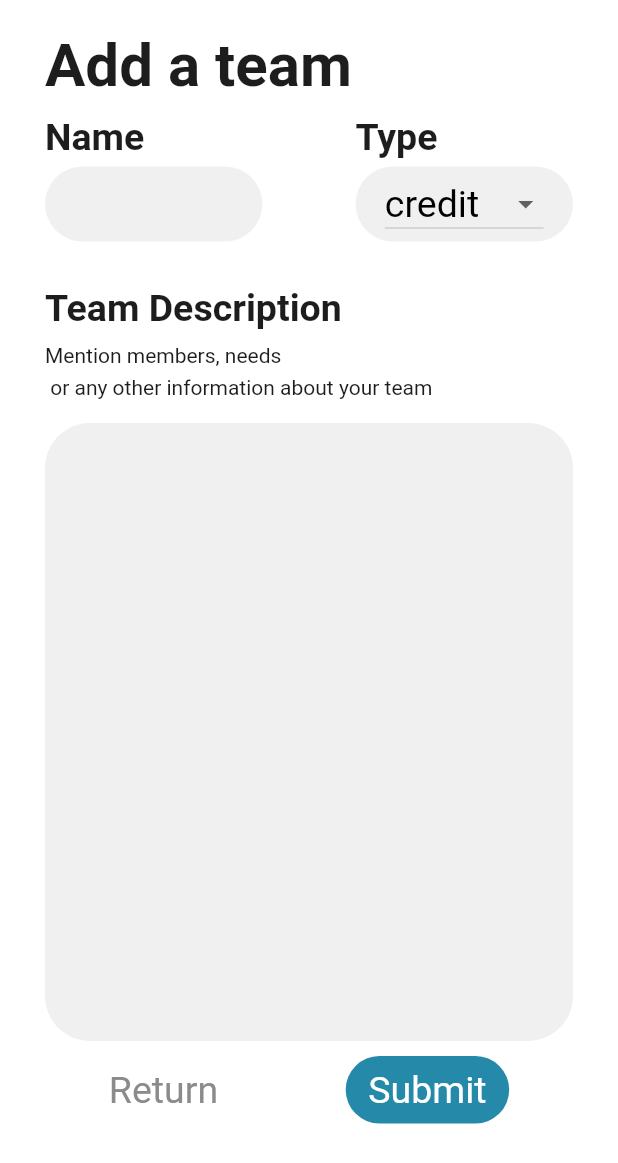
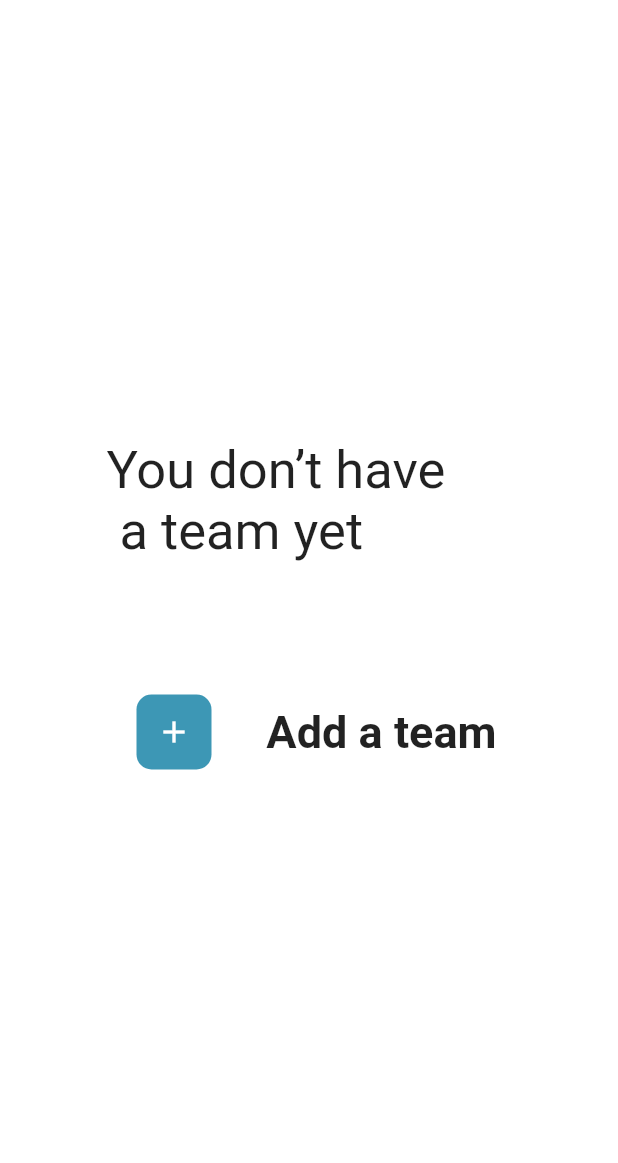
Before and after one commit to EbrahimMShaaban/graduation_app, a Flutter app: the screen it shows after launch, on a phone screen of 412 x 824 dp. Shown: the top 1163 px of the screen. Run offline on Flutter 3.47's test engine with Material 2 defaults, Android fonts, the phone set to English and light mode, and no system bars; our stand-ins replace bloc, dio, flutter_bloc, fluttertoast; accounts and stored records are empty.

Commit message:
bahgat done task

```diff
--- a/lib/layout/home/cubit/team_state.dart
+++ b/lib/layout/home/cubit/team_state.dart
@@ -31,3 +31,14 @@ class MyTeamErrorState extends TeamStates{
   MyTeamErrorState({required this.message});
 
 }
+
+class DeletLoadingtState extends TeamStates{}
+class DeletSuccessState extends TeamStates{
+
+  // late final DeletModel loginModel;
+  // DeletSuccessState(this.loginModel);
+}
+class DeletErrorState extends TeamStates{
+
+
+}
--- /dev/null
+++ b/lib/layout/home/view/don,t_have_team/view.dart
@@ -0,0 +1,97 @@
+import 'package:flutter/cupertino.dart';
+import 'package:flutter/material.dart';
+import 'package:login_app1/layout/home/view/add_a_team/view.dart';
+import 'package:login_app1/shared/components/navigator.dart';
+import '../../../../shared/components/constants.dart';
+
+class DontHaveTeame extends StatelessWidget {
+  const DontHaveTeame({Key? key}) : super(key: key);
+
+  @override
+  Widget build(BuildContext context) {
+    return Scaffold(
+      body: Center(
+        child: Column(
+          mainAxisAlignment: MainAxisAlignment.center,
+          crossAxisAlignment: CrossAxisAlignment.start,
+          children: [
+            Padding(
+              padding: const EdgeInsets.only(left: 10.0),
+              child: Column(
+                crossAxisAlignment: CrossAxisAlignment.start,
+                children: [
+                  Text(
+                    "You don’t have \n a team yet",
+                    style: TextStyle(fontSize: 35),
+                  ),
+                  SizedBox(
+                    height: 70,
+                  ),
+                  NavigateToOption(
+                    name: "Add a team",
+                    onPressed: () {
+                      navigateTo(context, AddTeam());
+                    },
+                  ),
+                ],
+              ),
+            ),
+          ],
+        ),
+      ),
+    );
+  }
+}
+
+class NavigateToOption extends StatelessWidget {
+  NavigateToOption({Key? key, required this.name, required this.onPressed})
+      : super(key: key);
+  String name;
+  void Function()? onPressed;
+
+  @override
+  Widget build(BuildContext context) {
+    return SizedBox(
+      width: 280,
+      child: Padding(
+        padding: EdgeInsets.symmetric(vertical: 8.0),
+        child: SizedBox(
+          height: 70,
+          width: 320,
+          child: InkWell(
+            onTap: onPressed,
+            child: Material(
+              color: Colors.white,
+              borderRadius: BorderRadius.circular(20),
+              child: Padding(
+                padding: EdgeInsets.symmetric(
+                  horizontal: 20,
+                ),
+                child: Row(
+                  mainAxisAlignment: MainAxisAlignment.spaceBetween,
+                  children: [
+                    Container(
+                      width: 50,
+                      height: 50,
+                      decoration: BoxDecoration(
+                        color: primarycolor,
+                        borderRadius: BorderRadius.circular(10),
+                      ),
+                      child: Icon(
+                        Icons.add,
+                        color: Colors.white,
+                      ),
+                    ),
+                    Text(name,
+                        style: TextStyle(
+                            fontSize: 30, fontWeight: FontWeight.bold)),
+                  ],
+                ),
+              ),
+            ),
+          ),
+        ),
+      ),
+    );
+  }
+}
--- a/lib/layout/home/widgets/Text_Button.dart
+++ b/lib/layout/home/widgets/Text_Button.dart
@@ -5,7 +5,7 @@ import '../../../shared/styles/colors.dart';
 class TextInkWell extends StatelessWidget {
   final String text;
   final Color color;
-  final Function onTap;
+  final Function()? onTap;
   final bool container;
 
   TextInkWell({required this.text, required this.onTap, required this.color, required this.container});
@@ -13,9 +13,7 @@ class TextInkWell extends StatelessWidget {
   @override
   Widget build(BuildContext context) {
     return InkWell(
-        onTap: () {
-          onTap();
-        },
+        onTap:onTap,
 
         child:
         container==true? Container(
--- a/lib/main.dart
+++ b/lib/main.dart
@@ -2,13 +2,8 @@ import 'package:flutter/material.dart';
 import 'package:flutter/services.dart';
 import 'package:flutter_bloc/flutter_bloc.dart';
 import 'package:login_app1/layout/home/cubit/team_cubit.dart';
-import 'package:login_app1/layout/home/view/add_a_team/view.dart';
-import 'package:login_app1/layout/leader_welcome_page.dart';
-import 'package:login_app1/models/CreateTeam.dart';
+import 'package:login_app1/layout/home/view/don,t_have_team/view.dart';
 import 'package:login_app1/shared/components/constants.dart';
-
-import 'layout/home/view/yourTeam/view.dart';
-import 'layout/start_page.dart';
 import 'shared/network/remote/dio_helper.dart';
 
 void main() async {
@@ -32,9 +27,8 @@ class MyApp extends StatelessWidget {
     return MultiBlocProvider(
       providers: [
         BlocProvider(
-          create: (BuildContext context) => TeamCubit()
-            ..createTeam
-            ..getMyTeam,
+          create: (BuildContext context) => TeamCubit()..createTeam..getMyTeam()..EditTeam
+            // ..createTeam,
         )
       ],
       child: MaterialApp(
@@ -44,7 +38,7 @@ class MyApp extends StatelessWidget {
             primaryColor: primarycolor,
             primarySwatch: materialColor,
           ),
-          home: AddTeam()),
+          home: DontHaveTeame()),
     );
   }
 }
--- a/lib/models/CreateTeam.dart
+++ b/lib/models/CreateTeam.dart
@@ -1,68 +1,38 @@
 class CreateTeamModel {
-  Team? team;
-
-  CreateTeamModel({this.team});
-
+  late Team team;
   CreateTeamModel.fromJson(Map<String, dynamic> json) {
-    team = json['team'] != null ? new Team.fromJson(json['team']) : null;
-  }
-
-  Map<String, dynamic> toJson() {
-    final Map<String, dynamic> data = new Map<String, dynamic>();
-    if (this.team != null) {
-      data['team'] = this.team!.toJson();
-    }
-    return data;
+    // team = json['team'] != null ? new Team.fromJson(json['team']) : null;
+    team = Team.fromJson(json['team']);
   }
 }
 
 class Team {
-  String? id;
-  Attributes? attributes;
+  late String id ="1";
+  late Attributes attributes;
 
-
-  Team({this.id, this.attributes, });
 
   Team.fromJson(Map<String, dynamic> json) {
     id = json['id'];
-    attributes = json['attributes'] != null
-        ? new Attributes.fromJson(json['attributes'])
-        : null;
-
-  }
-
-  Map<String, dynamic> toJson() {
-    final Map<String, dynamic> data = new Map<String, dynamic>();
-    data['id'] = this.id;
-    if (this.attributes != null) {
-      data['attributes'] = this.attributes!.toJson();
-    }
-
-    return data;
+    // attributes = json['attributes'] != null
+    //     ? new Attributes.fromJson(json['attributes'])
+    //     : null;
+    attributes =Attributes.fromJson(json['attributes']);
   }
 }
 
 class Attributes {
-  String? name;
-  String? body;
-  String? createdAt;
-  String? updatedAt;
-
-  Attributes({this.name, this.body, this.createdAt, this.updatedAt});
+  late String title;
+  late String body;
+  late String type;
 
   Attributes.fromJson(Map<String, dynamic> json) {
-    name = json['name'];
+    title = json['title'];
     body = json['body'];
-    createdAt = json['created_at'];
-    updatedAt = json['updated_at'];
-  }
-
-  Map<String, dynamic> toJson() {
-    final Map<String, dynamic> data = new Map<String, dynamic>();
-    data['name'] = this.name;
-    data['body'] = this.body;
-    data['created_at'] = this.createdAt;
-    data['updated_at'] = this.updatedAt;
-    return data;
+    type = json['type'];
+    // print(title);
+    // print(body);
+    // print(
+    //     "999999999999999999999999999999999999999999999999999999999999999999999999999999999999999999999999999999999999999999");
+    // print(type);
   }
 }
--- a/lib/models/model_myteam.dart
+++ b/lib/models/model_myteam.dart
@@ -1,105 +1,38 @@
-// class MyTeam {
-//   late Team team;
-//   MyTeam.fromJson(Map<String, dynamic> json) {
-//     // team = json['team'] != null ? new Team.fromJson(json['team']) : null;
-//     team = Team.fromJson(json['team']);
-//   }
-// }
-//
-// class Team {
-//   late String id;
-//   late Attributes attributes;
-//
-//
-//   Team.fromJson(Map<String, dynamic> json) {
-//     id = json['id'];
-//     // attributes = json['attributes'] != null
-//     //     ? new Attributes.fromJson(json['attributes'])
-//     //     : null;
-//     attributes =Attributes.fromJson(json['attributes']);
-//   }
-// }
-//
-// class Attributes {
-//  late String title;
-//  late String body;
-//  late String type;
-//
-//
-//   Attributes.fromJson(Map<String, dynamic> json) {
-//     title = json['title'];
-//     body = json['body'];
-//     type = json['type'];
-//     print(title);
-//     print(body);
-//     print("999999999999999999999999999999999999999999999999999999999999999999999999999999999999999999999999999999999999999999");
-//     print(type);
-//   }
-//
-// }
-
-
-
-
 class MyTeam {
-  Team? team;
-
-  MyTeam({this.team});
-
+  late Team team;
   MyTeam.fromJson(Map<String, dynamic> json) {
-    team = json['team'] != null ? new Team.fromJson(json['team']) : null;
-  }
-
-  Map<String, dynamic> toJson() {
-    final Map<String, dynamic> data = new Map<String, dynamic>();
-    if (this.team != null) {
-      data['team'] = this.team!.toJson();
-    }
-    return data;
+    // team = json['team'] != null ? new Team.fromJson(json['team']) : null;
+    team = Team.fromJson(json['team']);
   }
 }
 
 class Team {
-  String? id;
-  Attributes? attributes;
+  late String id;
+  late Attributes attributes;
 
-  Team({this.id, this.attributes});
 
   Team.fromJson(Map<String, dynamic> json) {
     id = json['id'];
-    attributes = json['attributes'] != null
-        ? new Attributes.fromJson(json['attributes'])
-        : null;
-  }
-
-  Map<String, dynamic> toJson() {
-    final Map<String, dynamic> data = new Map<String, dynamic>();
-    data['id'] = this.id;
-    if (this.attributes != null) {
-      data['attributes'] = this.attributes!.toJson();
-    }
-    return data;
+    // attributes = json['attributes'] != null
+    //     ? new Attributes.fromJson(json['attributes'])
+    //     : null;
+    attributes =Attributes.fromJson(json['attributes']);
   }
 }
 
 class Attributes {
-  String? title;
-  String? body;
-  String? type;
-
-  Attributes({this.title, this.body, this.type});
+  late String title;
+  late String body;
+  late String type;
 
   Attributes.fromJson(Map<String, dynamic> json) {
     title = json['title'];
     body = json['body'];
     type = json['type'];
-  }
-
-  Map<String, dynamic> toJson() {
-    final Map<String, dynamic> data = new Map<String, dynamic>();
-    data['title'] = this.title;
-    data['body'] = this.body;
-    data['type'] = this.type;
-    return data;
+    // print(title);
+    // print(body);
+    // print(
+    //     "999999999999999999999999999999999999999999999999999999999999999999999999999999999999999999999999999999999999999999");
+    // print(type);
   }
 }
--- a/lib/shared/network/remote/dio_helper.dart
+++ b/lib/shared/network/remote/dio_helper.dart
@@ -11,8 +11,7 @@ class DioHelper {
         BaseOptions(
             receiveDataWhenStatusError: true,
             baseUrl: BASEURL,
-         // headers: {"Accept": "application/json"}
-          ),
+            headers: {"Accept": "application/json"}),
       );
     } catch (e) {
       print(e.toString());
@@ -34,18 +33,24 @@ class DioHelper {
         data: posteddata, options: Options(headers: headers));
   }
 
-  static Future<Response> patchdata(
+  static Future<Response> putdata(
       {required String url,
       Map<String, dynamic>? query,
       required Map<String, dynamic> posteddata,
       headers}) async {
-    return await dio.patch(url,
+    return await dio.put(url,
         queryParameters: query,
         data: posteddata,
         options: Options(headers: headers));
   }
 
-  static Future<Response> deletedata({required String url}) async {
-    return await dio.delete(url);
+  static Future<Response> deletedata({
+    required String url,
+    headers
+  }) async {
+    return await dio.delete(
+      url,
+      options: Options(headers: headers),
+    );
   }
 }
--- a/lib/shared/network/remote/end_points.dart
+++ b/lib/shared/network/remote/end_points.dart
@@ -3,4 +3,4 @@ const SIGNUP = 'register';
 const LOGIN = 'login';
 const LOGOUT = 'logout';
 const teams = 'teams';
-const myTeams = 'teams/1';
+const myTeams = 'teams/';
```
Also changed, not shown: lib/layout/home/cubit/team_cubit.dart (+66 -9 lines), lib/layout/home/view/add_a_team/view.dart (+8 -8 lines), lib/layout/home/view/editTeam/view.dart (+47 -39 lines), lib/layout/home/view/yourTeam/view.dart (+44 -8 lines), 1 other file.
